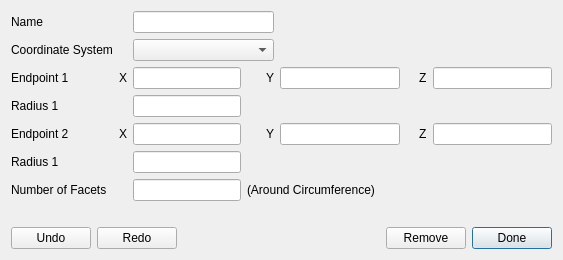
The window that ThanuvaUi/Form/CylinderDialog.ui (spoosanthiram/Thanuva) describes before a commit, drawn with Qt 5.
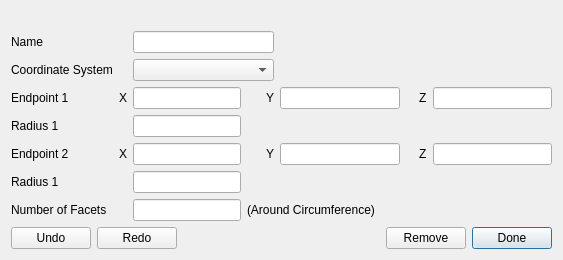
The same window after the commit.

Commit message: Moved the error message to the Top.

```diff
--- a/ThanuvaUi/Form/CylinderDialog.ui
+++ b/ThanuvaUi/Form/CylinderDialog.ui
@@ -7,13 +7,26 @@
     <x>0</x>
     <y>0</y>
     <width>563</width>
-    <height>253</height>
+    <height>256</height>
    </rect>
   </property>
   <property name="windowTitle">
    <string>Cylinder</string>
   </property>
   <layout class="QVBoxLayout" name="verticalLayout">
+   <item>
+    <widget class="QLabel" name="m_errorLabel">
+     <property name="styleSheet">
+      <string notr="true">color:rgb(170, 0, 0)</string>
+     </property>
+     <property name="text">
+      <string/>
+     </property>
+     <property name="alignment">
+      <set>Qt::AlignCenter</set>
+     </property>
+    </widget>
+   </item>
    <item>
     <layout class="QGridLayout" name="gridLayout">
      <item row="2" column="7">
@@ -241,19 +254,6 @@
      </item>
     </layout>
    </item>
-   <item>
-    <widget class="QLabel" name="m_errorLabel">
-     <property name="styleSheet">
-      <string notr="true">color:rgb(170, 0, 0)</string>
-     </property>
-     <property name="text">
-      <string/>
-     </property>
-     <property name="alignment">
-      <set>Qt::AlignCenter</set>
-     </property>
-    </widget>
-   </item>
    <item>
     <spacer name="verticalSpacer">
      <property name="orientation">
```
The commit also changes 3 other files.
